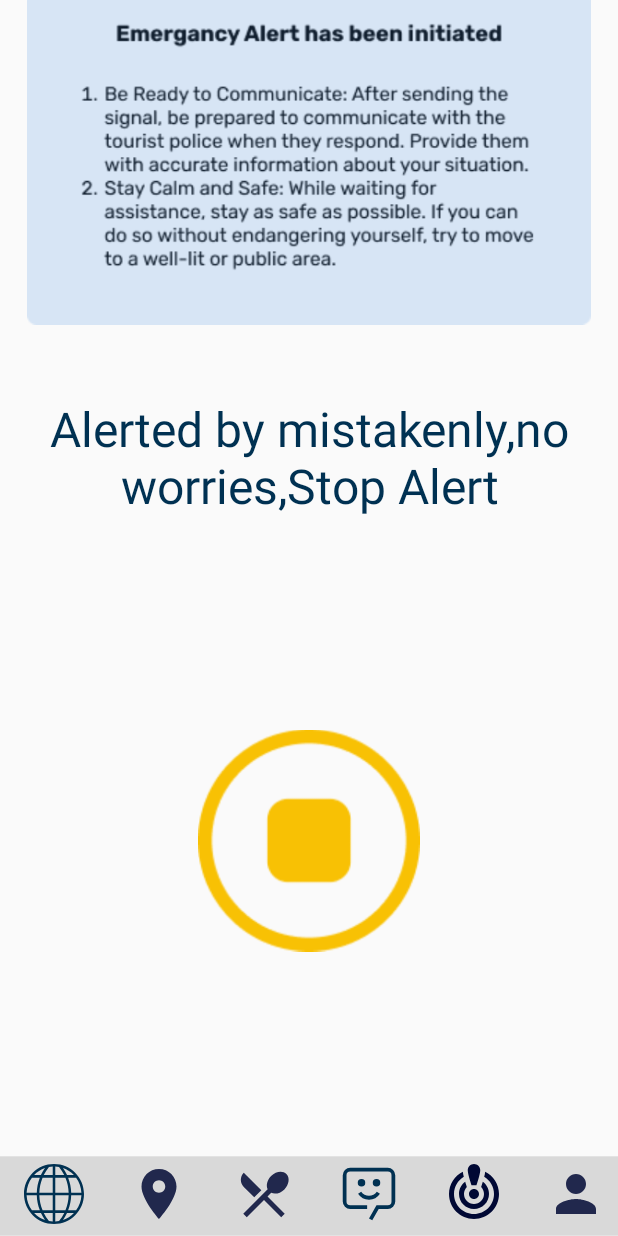
After one commit to IT21333620/IntelliGuide, an Android app built with Jetpack Compose: the fragment StopAlert placed in its activity, on a phone screen of 412 x 824 dp. The commit adds this screen. Run offline under Robolectric (Android 15) with nearby library versions, the phone set to English and light mode, and no system bars; our stand-ins replace Firebase (no records; nobody signed in at launch, a user with empty details on screens opened directly).

Commit message:
completed alert page

```diff
--- a/app/build.gradle.kts
+++ b/app/build.gradle.kts
@@ -68,6 +68,7 @@ dependencies {
     implementation("com.google.firebase:firebase-database:20.3.0")
     implementation("com.google.firebase:firebase-database-ktx:20.3.0")
     implementation(platform("com.google.firebase:firebase-bom:32.4.0"))
+    implementation("com.google.android.gms:play-services-location:21.0.1")
     testImplementation("junit:junit:4.13.2")
     androidTestImplementation("androidx.test.ext:junit:1.1.5")
     androidTestImplementation("androidx.test.espresso:espresso-core:3.5.1")
--- a/app/src/main/AndroidManifest.xml
+++ b/app/src/main/AndroidManifest.xml
@@ -2,13 +2,15 @@
 <manifest xmlns:android="http://schemas.android.com/apk/res/android"
     xmlns:tools="http://schemas.android.com/tools">
 
+    <uses-permission android:name="android.permission.ACCESS_COARSE_LOCATION" />
+    <uses-permission android:name="android.permission.ACCESS_FINE_LOCATION" />
     <application
         android:allowBackup="true"
         android:dataExtractionRules="@xml/data_extraction_rules"
         android:fullBackupContent="@xml/backup_rules"
-        android:icon="@mipmap/ic_launcher"
+        android:icon="@drawable/logo_fotor_2023092120147"
         android:label="@string/app_name"
-        android:roundIcon="@mipmap/ic_launcher_round"
+        android:roundIcon="@drawable/logo_fotor_2023092120147"
         android:supportsRtl="true"
         android:theme="@style/Theme.AppCompat.Light.NoActionBar"
         tools:targetApi="31">
--- /dev/null
+++ b/app/src/main/java/com/example/intelliguide/tourist/fragments/StopAlert.kt
@@ -0,0 +1,77 @@
+package com.example.intelliguide.tourist.fragments
+
+import android.os.Bundle
+import androidx.fragment.app.Fragment
+import android.view.LayoutInflater
+import android.view.View
+import android.view.ViewGroup
+import android.widget.ImageView
+import android.widget.Toast
+import com.example.intelliguide.R
+import com.google.firebase.auth.FirebaseAuth
+import com.google.firebase.database.DataSnapshot
+import com.google.firebase.database.DatabaseError
+import com.google.firebase.database.DatabaseReference
+import com.google.firebase.database.FirebaseDatabase
+import com.google.firebase.database.ValueEventListener
+
+class StopAlert : Fragment() {
+
+    private lateinit var submit: ImageView
+    private lateinit var auth: FirebaseAuth
+    private lateinit var database: FirebaseDatabase
+    private lateinit var alertsRef: DatabaseReference
+    override fun onCreateView(
+        inflater: LayoutInflater, container: ViewGroup?,
+        savedInstanceState: Bundle?
+    ): View? {
+        // Inflate the layout for this fragment
+        val view = inflater.inflate(R.layout.fragment_stop_alert, container, false)
+
+        auth = FirebaseAuth.getInstance()
+        database = FirebaseDatabase.getInstance()
+        alertsRef = database.getReference("alertsModel")
+        submit = view.findViewById(R.id.AlertDel)
+
+        submit.setOnClickListener {
+            // Get the currently logged-in user's UID
+            val currentUser = auth.currentUser
+            val currentUserUID = currentUser?.uid
+
+            if (currentUserUID != null) {
+                // Reference the user's entry in the alertsModel
+                val userAlertsRef = alertsRef.child(currentUserUID)
+
+                // Check if the entry exists
+                userAlertsRef.addListenerForSingleValueEvent(object : ValueEventListener {
+                    override fun onDataChange(dataSnapshot: DataSnapshot) {
+                        if (dataSnapshot.exists()) {
+                            // The entry exists, delete it
+                            userAlertsRef.removeValue()
+                            Toast.makeText(requireContext(), "Alert Stopped", Toast.LENGTH_SHORT).show()
+                            val fragment = Alerts()
+                            val fragmentManager = parentFragmentManager
+                            fragmentManager.beginTransaction()
+                                .replace(
+                                    R.id.fragmentContainerView2,
+                                    fragment
+                                )
+                                .addToBackStack(null)
+                                .commit()
+                        } else {
+                            Toast.makeText(requireContext(), "No entries to delete", Toast.LENGTH_SHORT).show()
+                        }
+                    }
+
+                    override fun onCancelled(databaseError: DatabaseError) {
+                        // Handle error
+                    }
+                })
+            }
+        }
+
+        return view
+    }
+
+
+}
--- a/app/src/main/java/com/example/intelliguide/tourist/tourist_home.kt
+++ b/app/src/main/java/com/example/intelliguide/tourist/tourist_home.kt
@@ -1,4 +1,5 @@
 package com.example.intelliguide.tourist
+
 
 import androidx.appcompat.app.AppCompatActivity
 import android.os.Bundle
--- /dev/null
+++ b/app/src/main/res/layout/fragment_stop_alert.xml
@@ -0,0 +1,49 @@
+<?xml version="1.0" encoding="utf-8"?>
+<androidx.constraintlayout.widget.ConstraintLayout xmlns:android="http://schemas.android.com/apk/res/android"
+    xmlns:app="http://schemas.android.com/apk/res-auto"
+    xmlns:tools="http://schemas.android.com/tools"
+    android:id="@+id/stALert"
+    android:layout_width="match_parent"
+    android:layout_height="match_parent"
+    android:textAlignment="center"
+    tools:context=".tourist.fragments.StopAlert">
+
+    <ImageView
+        android:id="@+id/AlertDes2"
+        android:layout_width="0dp"
+        android:layout_height="wrap_content"
+        android:layout_marginStart="16dp"
+        android:layout_marginTop="60dp"
+        android:layout_marginEnd="16dp"
+        android:layout_marginBottom="38dp"
+        android:src="@drawable/rectangle_28"
+        app:layout_constraintBottom_toTopOf="@+id/AlertMis"
+        app:layout_constraintEnd_toEndOf="parent"
+        app:layout_constraintStart_toStartOf="parent"
+        app:layout_constraintTop_toTopOf="parent" />
+
+    <ImageView
+        android:id="@+id/AlertDel"
+        android:layout_width="0dp"
+        android:layout_height="wrap_content"
+        android:layout_marginStart="130dp"
+        android:layout_marginTop="140dp"
+        android:layout_marginEnd="130dp"
+        android:src="@drawable/stopcircle"
+        app:layout_constraintEnd_toEndOf="parent"
+        app:layout_constraintStart_toStartOf="parent"
+        app:layout_constraintTop_toBottomOf="@+id/AlertMis" />
+
+    <TextView
+        android:id="@+id/AlertMis"
+        android:layout_width="0dp"
+        android:layout_height="wrap_content"
+        android:layout_marginBottom="125dp"
+        android:text="@string/AlertMiss"
+        android:textAlignment="center"
+        android:textColor="@color/TextColor"
+        android:textSize="32sp"
+        app:layout_constraintBottom_toTopOf="@+id/AlertDel"
+        app:layout_constraintEnd_toEndOf="parent"
+        app:layout_constraintStart_toStartOf="parent" />
+</androidx.constraintlayout.widget.ConstraintLayout>
--- a/app/src/main/res/values/strings.xml
+++ b/app/src/main/res/values/strings.xml
@@ -49,4 +49,5 @@
     <string name="TPoliceStationHint">Allocated Station</string>
     <!-- TODO: Remove or change this placeholder text -->
     <string name="hello_blank_fragment">Hello blank fragment</string>
+    <string name="AlertMiss">Alerted by mistakenly,no worries,Stop Alert</string>
 </resources>
```
Also changed, not shown: app/src/main/java/com/example/intelliguide/models/AlertsModel.kt (added, +10 -0 lines), app/src/main/java/com/example/intelliguide/tourist/fragments/Alerts.kt (+115 -2 lines), app/src/main/res/layout/fragment_alerts.xml (+28 -8 lines), app/src/main/res/layout/fragment_scams_view.xml (+10 -2 lines), app/src/main/res/drawable/exclamationoctagonfill.png (added), app/src/main/res/drawable/rectangle_27.png (added), app/src/main/res/drawable/rectangle_28.png (added), app/src/main/res/drawable/stopcircle.png (added).
